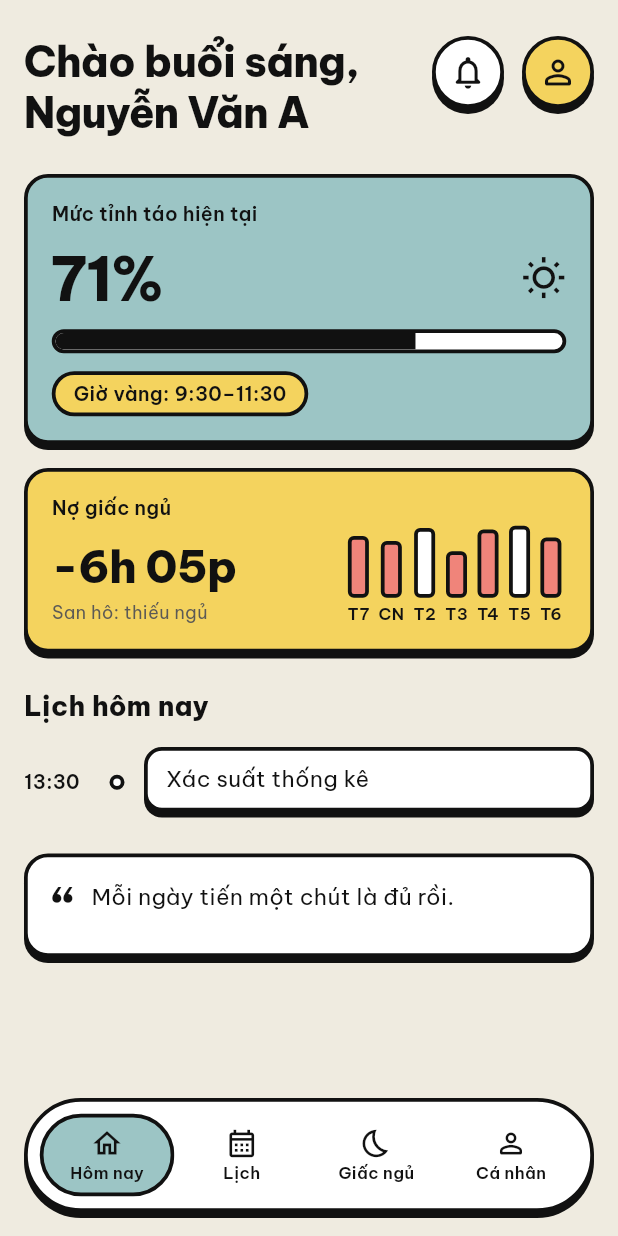
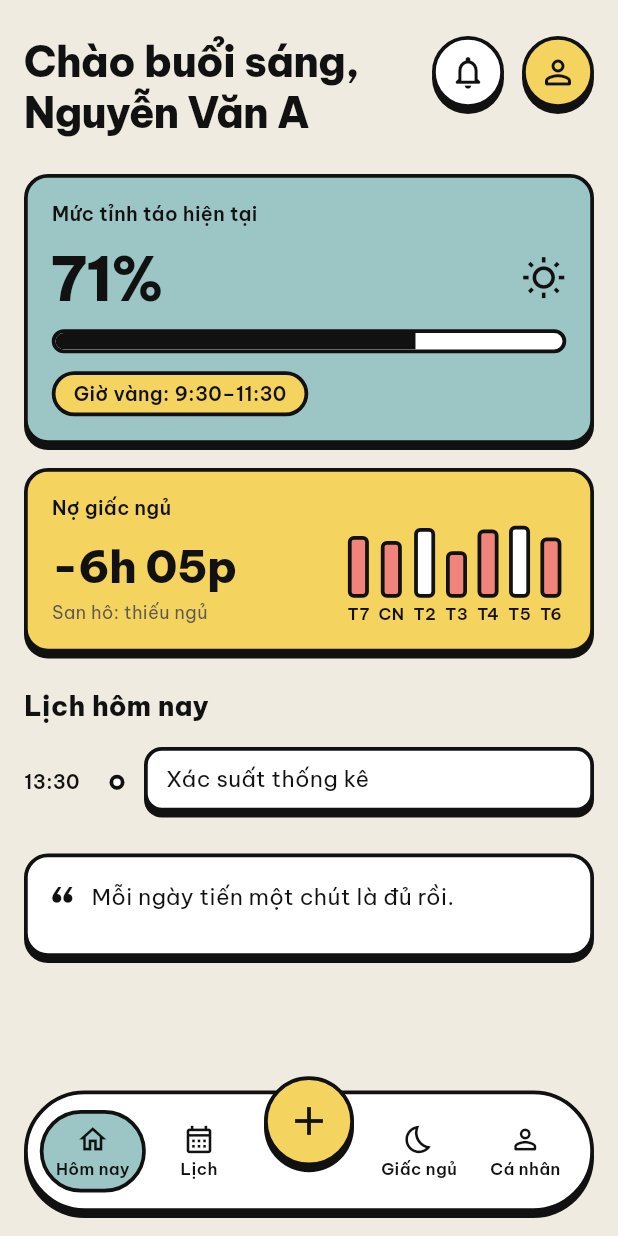
Before and after one commit to Znoywho/Recolly, a Flutter app: the NavigationPreviewPage screen opened directly, on a phone screen of 412 x 824 dp. Run offline on Flutter 3.47's test engine with Material 3 defaults, Android fonts, the phone set to English and light mode, and no system bars; our stand-ins replace fl_chart, flutter_secure_storage, google_sign_in, image_picker; missing offline and left inert: record; accounts and stored records are empty.

Commit message:
Add the + button, the add sheet and the subject form
The previous commit only removed AddScheduleScreen; this one holds the
rest of the change described there.

```diff
--- a/client/lib/features/theme_gallery/navigation_preview_page.dart
+++ b/client/lib/features/theme_gallery/navigation_preview_page.dart
@@ -1,6 +1,7 @@
 import 'package:flutter/material.dart';
 
 import '../../widgets/widgets.dart';
+import '../add/add_schedule_sheet.dart';
 import '../calendar/week_calendar_page.dart';
 import '../personal/personal_page.dart';
 import '../sleep/sleep_page.dart';
@@ -17,6 +18,14 @@ class NavigationPreviewPage extends StatefulWidget {
 class _NavigationPreviewPageState extends State<NavigationPreviewPage> {
   BrutalNavTab _currentTab = BrutalNavTab.today;
   final Set<BrutalNavTab> _openedTabs = {BrutalNavTab.today};
+
+  // Bumped after something is added, so the open tabs load their data again.
+  int _reloadTick = 0;
+
+  // Opens the "Thêm lịch" sheet and reloads the tabs if something was saved.
+  Future<void> _add() async {
+    if (await showAddScheduleSheet(context)) setState(() => _reloadTick++);
+  }
 
   void _selectTab(BrutalNavTab tab) => setState(() {
     _currentTab = tab;
@@ -40,16 +49,22 @@ class _NavigationPreviewPageState extends State<NavigationPreviewPage> {
   Widget build(BuildContext context) {
     return Scaffold(
       extendBody: true,
-      body: IndexedStack(
-        index: _currentTab.index,
-        children: [
-          for (final tab in BrutalNavTab.values)
-            _openedTabs.contains(tab) ? _pageFor(tab) : const SizedBox.shrink(),
-        ],
+      body: KeyedSubtree(
+        key: ValueKey(_reloadTick),
+        child: IndexedStack(
+          index: _currentTab.index,
+          children: [
+            for (final tab in BrutalNavTab.values)
+              _openedTabs.contains(tab)
+                  ? _pageFor(tab)
+                  : const SizedBox.shrink(),
+          ],
+        ),
       ),
       bottomNavigationBar: BrutalBottomNavBar(
         currentTab: _currentTab,
         onTabSelected: _selectTab,
+        onAddPressed: _add,
       ),
     );
   }
--- a/client/lib/features/welcome_screens/startscreen.dart
+++ b/client/lib/features/welcome_screens/startscreen.dart
@@ -29,12 +29,13 @@ class Startscreen extends StatelessWidget {
                     MaterialPageRoute(
                       builder: (_) => SleepProfilePage(
                         onCompleted: (_) async {
-                          final isTimetableSaved = await navigator.push<bool>(
+                          // Saved or skipped, go on to the app: the "+" in
+                          // the nav bar can add the timetable later.
+                          await navigator.push<bool>(
                             MaterialPageRoute(
                               builder: (_) => const TimetableImportPage(),
                             ),
                           );
-                          if (isTimetableSaved != true) return;
                           navigator.pushAndRemoveUntil(
                             MaterialPageRoute(
                               builder: (_) => const NavigationPreviewPage(),
--- a/client/lib/widgets/brutal_bottom_nav_bar.dart
+++ b/client/lib/widgets/brutal_bottom_nav_bar.dart
@@ -19,10 +19,14 @@ class BrutalBottomNavBar extends StatelessWidget {
     super.key,
     required this.currentTab,
     required this.onTabSelected,
+    this.onAddPressed,
   });
 
   final BrutalNavTab currentTab;
   final ValueChanged<BrutalNavTab> onTabSelected;
+
+  /// Shows a raised "+" button in the middle of the bar when set.
+  final VoidCallback? onAddPressed;
 
   @override
   Widget build(BuildContext context) {
@@ -39,7 +43,10 @@ class BrutalBottomNavBar extends StatelessWidget {
         decoration: AppTheme.brutalBox(borderRadius: AppRadii.pillAll),
         child: Row(
           children: [
-            for (final tab in BrutalNavTab.values)
+            for (final tab in BrutalNavTab.values) ...[
+              // The add button sits between the 2nd and 3rd tab.
+              if (onAddPressed != null && tab.index == 2)
+                _AddButton(onPressed: onAddPressed!),
               Expanded(
                 child: _NavItem(
                   tab: tab,
@@ -47,6 +54,7 @@ class BrutalBottomNavBar extends StatelessWidget {
                   onTap: () => onTabSelected(tab),
                 ),
               ),
+            ],
           ],
         ),
       ),
@@ -102,3 +110,40 @@ class _NavItem extends StatelessWidget {
     );
   }
 }
+
+// Round yellow "+" raised above the bar: the one place to add anything.
+class _AddButton extends StatelessWidget {
+  const _AddButton({required this.onPressed});
+
+  final VoidCallback onPressed;
+
+  @override
+  Widget build(BuildContext context) {
+    return Semantics(
+      button: true,
+      label: 'Thêm lịch',
+      excludeSemantics: true,
+      child: GestureDetector(
+        // Opaque: the whole slot is tappable, not only the raised circle.
+        behavior: HitTestBehavior.opaque,
+        onTap: onPressed,
+        child: Padding(
+          padding: const EdgeInsets.symmetric(horizontal: AppSpacing.xs),
+          // Raised half out of the bar; the bar does not clip, so it shows.
+          child: Transform.translate(
+            offset: const Offset(0, -20),
+            child: Container(
+              width: 60,
+              height: 60,
+              decoration: AppTheme.brutalBox(
+                color: AppColors.yellow,
+                borderRadius: AppRadii.pillAll,
+              ),
+              child: const Icon(Icons.add, size: 32, color: AppColors.ink),
+            ),
+          ),
+        ),
+      ),
+    );
+  }
+}
```
Also changed, not shown: client/lib/features/add/add_schedule_sheet.dart (added, +148 -0 lines), client/lib/features/timetable/subject_form_page.dart (added, +223 -0 lines), client/lib/features/timetable/timetable_import_page.dart (+1 -19 lines), 1 other file.
